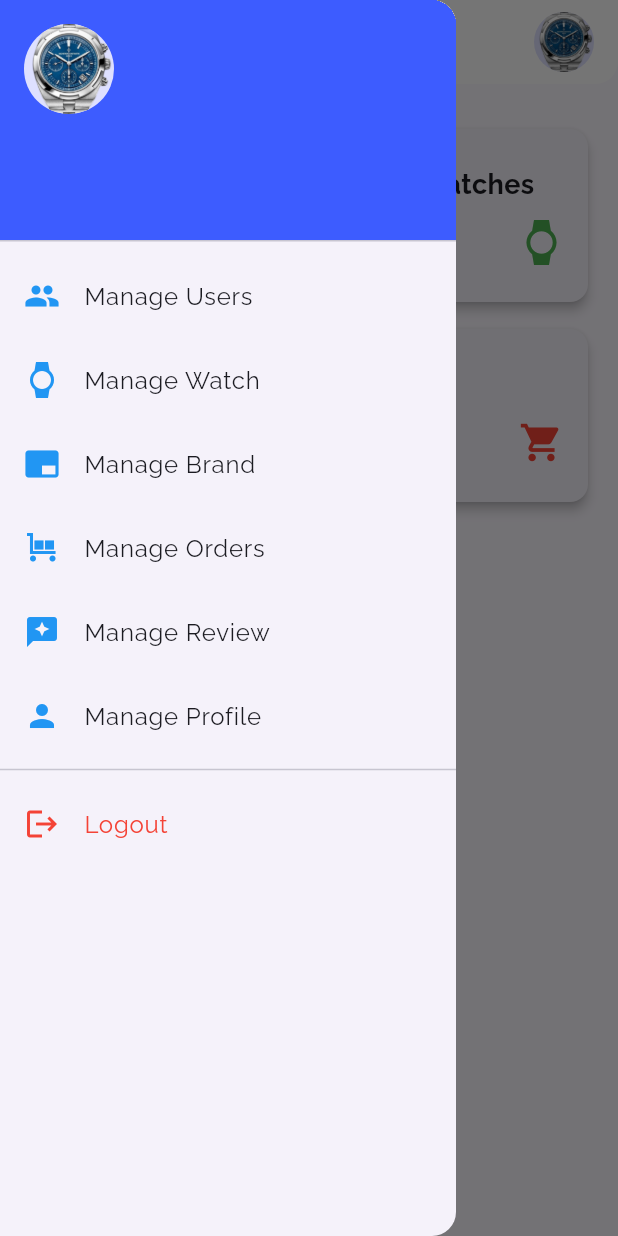
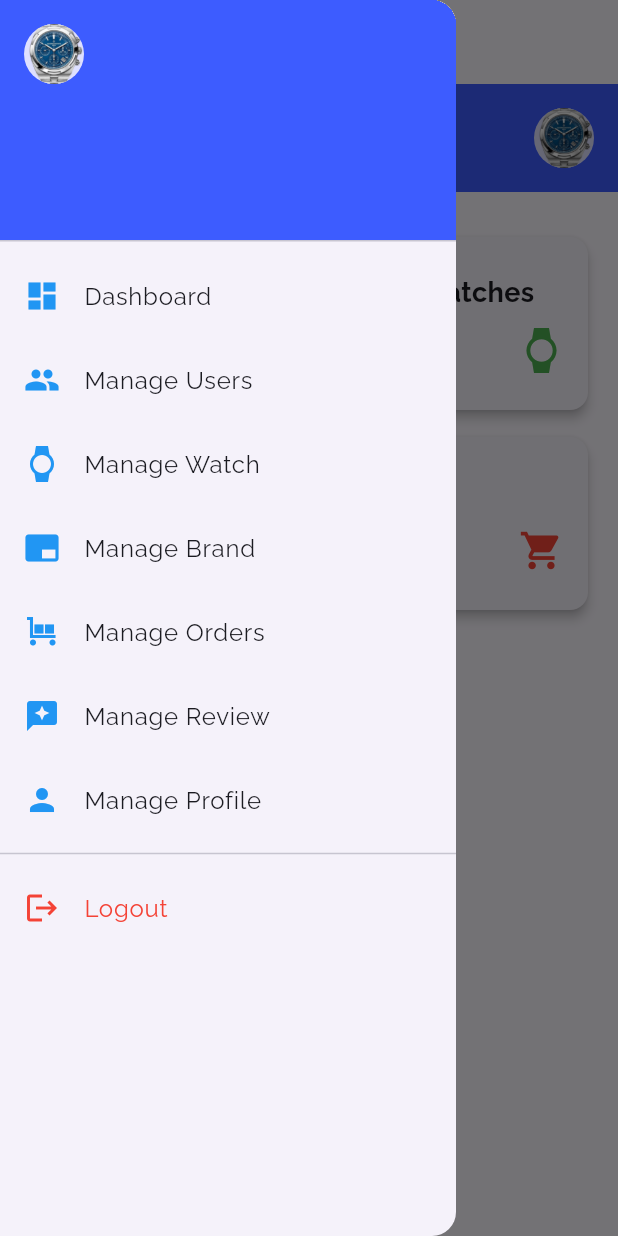
Before and after one commit to SAMEERKHAN1051/watch_shop, a Flutter app: the AdminDrawer screen opened directly, in the side drawer, after a tap on "Logout", on a phone screen of 412 x 824 dp. Run offline on Flutter 3.47's test engine with Material 3 defaults, Android fonts, the phone set to English and light mode, and no system bars; our stand-ins replace cloud_firestore, firebase_auth, firebase_core, get, image_picker; accounts and stored records are empty.

Commit message:
all thing are working

```diff
--- a/lib/screen/admin/feature/profile/editprofile.dart
+++ b/lib/screen/admin/feature/profile/editprofile.dart
@@ -10,6 +10,7 @@ import 'package:watch_hub/constant/color_constant.dart';
 import 'package:watch_hub/screen/admin/adminpanel.dart';
 import 'package:watch_hub/screen/admin/widget/snackbar/snaclbar.dart';
 import 'package:watch_hub/screen/admin/widget/typography/backtitle.dart';
+import 'package:watch_hub/screen/admin/widget/typography/screentitle.dart';
 
 class EditProfile extends StatefulWidget {
   const EditProfile({super.key});
@@ -126,7 +127,7 @@ class _EditProfileState extends State<EditProfile> {
               // Wrap in SingleChildScrollView for responsiveness
               child: Column(
                 children: [
-                  BackTitle(),
+                  Screentitle(title: "Edit Profile"),
                   Padding(
                     padding: const EdgeInsets.all(16.0),
                     child: Form(
--- a/lib/screen/admin/widget/drawer/drawer.dart
+++ b/lib/screen/admin/widget/drawer/drawer.dart
@@ -1,3 +1,6 @@
+import 'dart:convert';
+
+import 'package:cloud_firestore/cloud_firestore.dart';
 import 'package:flutter/material.dart';
 import 'package:firebase_auth/firebase_auth.dart';
 import 'package:watch_hub/constant/color_constant.dart';
@@ -17,25 +20,33 @@ class AdminDrawer extends StatefulWidget {
 }
 
 class _AdminScreenState extends State<AdminDrawer> {
-  Widget _selectedScreen = AdminDashboard(); // Default screen
+  Widget _selectedScreen = AdminDashboard();
   String userName = "Admin Name";
   String userEmail = "admin@example.com";
-  String? profileImage;
+  String profileImage = "";
+  User? _currentUser;
 
   @override
   void initState() {
     super.initState();
-    _loadUserData();
+    _fetchUserData();
   }
 
-  void _loadUserData() {
-    User? user = FirebaseAuth.instance.currentUser;
-    if (user != null) {
-      setState(() {
-        userName = user.displayName ?? "Admin Name";
-        userEmail = user.email ?? "admin@example.com";
-        profileImage = user.photoURL; // Get profile image if available
-      });
+  Future<void> _fetchUserData() async {
+    _currentUser = FirebaseAuth.instance.currentUser;
+    if (_currentUser != null) {
+      DocumentSnapshot userDoc = await FirebaseFirestore.instance
+          .collection('users')
+          .doc(_currentUser!.uid)
+          .get();
+      if (userDoc.exists) {
+        Map<String, dynamic> data = userDoc.data() as Map<String, dynamic>;
+        setState(() {
+          userName = data['displayName'] ?? 'Guest';
+          userEmail = data['email'] ?? 'Guest';
+          profileImage = data['image'] ?? 'assets/default_profile_image.png';
+        });
+      }
     }
   }
 
@@ -49,6 +60,9 @@ class _AdminScreenState extends State<AdminDrawer> {
   @override
   Widget build(BuildContext context) {
     return Scaffold(
+      appBar: AppBar(
+        title: Text('Admin Panel'),
+      ),
       drawer: Drawer(
         child: ListView(
           padding: EdgeInsets.zero,
@@ -59,12 +73,22 @@ class _AdminScreenState extends State<AdminDrawer> {
                 crossAxisAlignment: CrossAxisAlignment.start,
                 children: [
                   CircleAvatar(
-                    radius: 30,
-                    backgroundImage: profileImage != null
-                        ? NetworkImage(
-                            profileImage!) // Use Firebase profile image
-                        : AssetImage("assets/splash_screen_images/1.png")
-                            as ImageProvider,
+                    radius: 20,
+                    child: ClipOval(
+                      child: profileImage.isNotEmpty
+                          ? Image.memory(
+                              base64Decode(profileImage),
+                              width: 40,
+                              height: 40,
+                              fit: BoxFit.cover,
+                            )
+                          : Image.asset(
+                              "assets/splash_screen_images/1.png",
+                              width: 40,
+                              height: 40,
+                              fit: BoxFit.cover,
+                            ),
+                    ),
                   ),
                   SizedBox(height: 10),
                   Text(userName,
@@ -74,14 +98,13 @@ class _AdminScreenState extends State<AdminDrawer> {
                 ],
               ),
             ),
+            _buildDrawerItem(Icons.dashboard, "Dashboard", AdminDashboard()),
             _buildDrawerItem(Icons.people, "Manage Users", Userlist()),
             _buildDrawerItem(Icons.watch, "Manage Watch", Allwatch()),
             _buildDrawerItem(
                 Icons.branding_watermark, "Manage Brand", AllBrand()),
-            _buildDrawerItem(
-                Icons.trolley, "Manage Orders", AllOrder()),
-            _buildDrawerItem(
-                Icons.reviews, "Manage Review", AllReview()),
+            _buildDrawerItem(Icons.trolley, "Manage Orders", AllOrder()),
+            _buildDrawerItem(Icons.reviews, "Manage Review", AllReview()),
             _buildDrawerItem(Icons.person, "Manage Profile", EditProfile()),
             Divider(),
             ListTile(
--- a/lib/screen/admin/widget/typography/screentitle.dart
+++ b/lib/screen/admin/widget/typography/screentitle.dart
@@ -46,20 +46,22 @@ class _ScreentitleState extends State<Screentitle> {
   Widget build(BuildContext context) {
     return PreferredSize(
       preferredSize: Size.fromHeight(100.0),
+      child: Container(
+        color: ColorConstant.primaryColor,
         child: ClipRRect(
           borderRadius: BorderRadius.only(
             bottomLeft: Radius.circular(15.0),
             bottomRight: Radius.circular(15.0),
           ),
-        child: AppBar(
-          backgroundColor: ColorConstant.mainTextColor,
-          title: Row(
+          child: Padding(
+            padding: const EdgeInsets.all(16.0), // Add padding here
+            child: Row(
               mainAxisAlignment: MainAxisAlignment.spaceBetween,
               children: [
                 Text(
                   widget.title,
                   style: TextStyle(
-                  color: ColorConstant.textColor,
+                    color: ColorConstant.mainTextColor,
                     fontSize: 24,
                     fontWeight: FontWeight.bold,
                     fontFamily: 'Poppins',
@@ -87,6 +89,7 @@ class _ScreentitleState extends State<Screentitle> {
             ),
           ),
         ),
+      ),
     );
   }
 }
--- a/lib/screen/auth/signup_page.dart
+++ b/lib/screen/auth/signup_page.dart
@@ -220,7 +220,7 @@ class _SignupPageState extends State<SignupPage> {
                       },
                     ),
                     Container(
-                      width: 400,
+                      width: 300,
                       margin: EdgeInsets.only(top: 15.0),
                       child: Text(
                         'By creating an account you have to agree with our them & condication.',
```
Also changed, not shown: lib/screen/user/feature/profile_page.dart (+51 -8 lines), lib/screen/user/feature/shop_page.dart (+18 -12 lines), 24 other files. Lines whose indentation alone changed are shown as unchanged.
